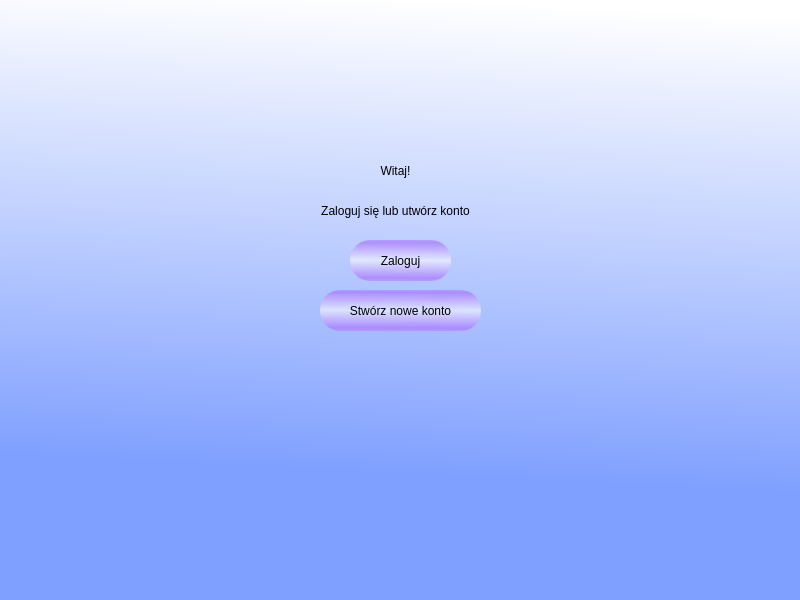
First picture: the form in app/welcome_screen.ui, repository MateuszMiekicki/flashcards, before the edit.
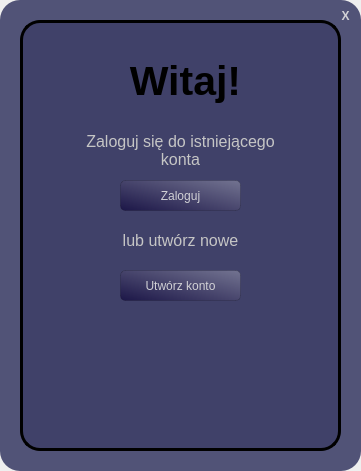
Second picture: the form after the edit. Icons and pictures are not drawn.

Commit message: Reformated layouts, added login and createAccount buttons, draggable window, close button

Diff of the .ui file:
```diff
--- a/app/welcome_screen.ui
+++ b/app/welcome_screen.ui
@@ -6,29 +6,123 @@
    <rect>
     <x>0</x>
     <y>0</y>
-    <width>800</width>
-    <height>600</height>
+    <width>361</width>
+    <height>471</height>
    </rect>
   </property>
   <property name="windowTitle">
    <string>MainWindow</string>
   </property>
   <property name="styleSheet">
-   <string notr="true">QWidget#centralwidget{
-background-color: qlineargradient(spread:pad, x1:0.510909, y1:0.79, x2:0.563, y2:0, stop:0 rgba(128, 160, 255, 255), stop:1 rgba(255, 255, 255, 255));}</string>
+   <string notr="true"/>
   </property>
   <widget class="QWidget" name="centralwidget">
-   <widget class="QLabel" name="label">
+   <widget class="QWidget" name="widget_2" native="true">
     <property name="geometry">
      <rect>
-      <x>330</x>
-      <y>140</y>
+      <x>0</x>
+      <y>0</y>
+      <width>361</width>
+      <height>471</height>
+     </rect>
+    </property>
+    <property name="styleSheet">
+     <string notr="true">QWidget#widget_2{background-color:rgba(37, 39, 85, 200);
+border-radius: 20px;}</string>
+    </property>
+    <widget class="QWidget" name="widget_3" native="true">
+     <property name="geometry">
+      <rect>
+       <x>20</x>
+       <y>20</y>
+       <width>321</width>
+       <height>431</height>
+      </rect>
+     </property>
+     <property name="styleSheet">
+      <string notr="true">QWidget#widget_3{background-color:rgba(37, 39, 85, 100);
+border-radius: 20px;
+border:3px solid;}</string>
+     </property>
+     <widget class="QPushButton" name="accountbtn">
+      <property name="geometry">
+       <rect>
+        <x>100</x>
+        <y>250</y>
+        <width>121</width>
+        <height>31</height>
+       </rect>
+      </property>
+      <property name="styleSheet">
+       <string notr="true">QPushButton#accountbtn{
+background-color: qlineargradient(spread:pad, x1:0.017, y1:0.937409, x2:1, y2:0, stop:0 rgba(17, 9, 61, 178), stop:1 rgba(255, 255, 255, 68));
+border-radius: 5px;
+color: rgba(226, 226, 226, 227);
+border: 1px solid rgba(0,0,0,0.15);
+}
+QPushButton#accountbtn:hover{
+background-color: qlineargradient(spread:pad, x1:0.017, y1:0.937409, x2:1, y2:0, stop:0 rgba(17, 9, 61, 178), stop:0.295455 rgba(255, 255, 255, 68));
+}
+QPushButton#accountbtn:pressed{
+padding-left:2px;
+padding-top:2px;
+background-color:rgb(100, 100, 132);
+}</string>
+      </property>
+      <property name="text">
+       <string>Utwórz konto</string>
+      </property>
+     </widget>
+     <widget class="QPushButton" name="loginbtn">
+      <property name="geometry">
+       <rect>
+        <x>100</x>
+        <y>160</y>
+        <width>121</width>
+        <height>31</height>
+       </rect>
+      </property>
+      <property name="styleSheet">
+       <string notr="true">QPushButton#loginbtn{
+background-color: qlineargradient(spread:pad, x1:0.017, y1:0.937409, x2:1, y2:0, stop:0 rgba(17, 9, 61, 178), stop:1 rgba(255, 255, 255, 68));
+border-radius: 5px;
+color: rgba(226, 226, 226, 227);
+border: 1px solid rgba(0,0,0,0.15);
+}
+QPushButton#loginbtn:hover{
+background-color: qlineargradient(spread:pad, x1:0.017, y1:0.937409, x2:1, y2:0, stop:0 rgba(17, 9, 61, 178), stop:0.295455 rgba(255, 255, 255, 68));
+}
+QPushButton#loginbtn:pressed{
+padding-left:2px;
+padding-top:2px;
+background-color:rgb(100, 100, 132);
+}</string>
+      </property>
+      <property name="text">
+       <string>Zaloguj</string>
+      </property>
+     </widget>
+     <widget class="QLabel" name="welcometxt">
+      <property name="geometry">
+       <rect>
+        <x>100</x>
+        <y>30</y>
       <width>131</width>
       <height>61</height>
      </rect>
     </property>
+      <property name="font">
+       <font>
+        <family>MS Shell Dlg 2</family>
+        <pointsize>31</pointsize>
+        <weight>75</weight>
+        <italic>false</italic>
+        <bold>true</bold>
+       </font>
+      </property>
     <property name="styleSheet">
-     <string notr="true">font: 36pt &quot;MS Shell Dlg 2&quot;;</string>
+       <string notr="true">font: 31pt &quot;MS Shell Dlg 2&quot;;
+font-weight: bold;</string>
     </property>
     <property name="text">
      <string>Witaj!</string>
@@ -37,58 +131,125 @@
      <set>Qt::AlignCenter</set>
     </property>
    </widget>
-   <widget class="QLabel" name="label_2">
+     <widget class="QLabel" name="infotxt">
     <property name="geometry">
      <rect>
-      <x>270</x>
+        <x>60</x>
+        <y>110</y>
+        <width>201</width>
+        <height>41</height>
+       </rect>
+      </property>
+      <property name="font">
+       <font>
+        <family>MS Shell Dlg 2</family>
+        <pointsize>12</pointsize>
+        <weight>50</weight>
+        <italic>false</italic>
+        <bold>false</bold>
+       </font>
+      </property>
+      <property name="mouseTracking">
+       <bool>false</bool>
+      </property>
+      <property name="styleSheet">
+       <string notr="true">font: 12pt &quot;MS Shell Dlg 2&quot;;
+color: rgb(197, 197, 197);</string>
+      </property>
+      <property name="text">
+       <string>Zaloguj się do istniejącego konta</string>
+      </property>
+      <property name="textFormat">
+       <enum>Qt::AutoText</enum>
+      </property>
+      <property name="alignment">
+       <set>Qt::AlignCenter</set>
+      </property>
+      <property name="wordWrap">
+       <bool>true</bool>
+      </property>
+     </widget>
+     <widget class="QWidget" name="widget" native="true">
+      <property name="geometry">
+       <rect>
+        <x>80</x>
+        <y>300</y>
+        <width>151</width>
+        <height>101</height>
+       </rect>
+      </property>
+      <property name="styleSheet">
+       <string notr="true">border-image: url(background.png)</string>
+      </property>
+     </widget>
+     <widget class="QLabel" name="infotxt_2">
+      <property name="geometry">
+       <rect>
+        <x>60</x>
       <y>200</y>
-      <width>251</width>
-      <height>21</height>
-     </rect>
-    </property>
+        <width>201</width>
+        <height>41</height>
+       </rect>
+      </property>
+      <property name="font">
+       <font>
+        <family>MS Shell Dlg 2</family>
+        <pointsize>12</pointsize>
+        <weight>50</weight>
+        <italic>false</italic>
+        <bold>false</bold>
+       </font>
+      </property>
+      <property name="mouseTracking">
+       <bool>false</bool>
+      </property>
     <property name="styleSheet">
-     <string notr="true">font: 12pt &quot;MS Shell Dlg 2&quot;;</string>
+       <string notr="true">font: 12pt &quot;MS Shell Dlg 2&quot;;
+color: rgb(197, 197, 197);</string>
     </property>
     <property name="text">
-     <string>Zaloguj się lub utwórz konto</string>
+       <string>lub utwórz nowe</string>
+      </property>
+      <property name="textFormat">
+       <enum>Qt::AutoText</enum>
     </property>
     <property name="alignment">
      <set>Qt::AlignCenter</set>
     </property>
-   </widget>
-   <widget class="QPushButton" name="login">
-    <property name="geometry">
-     <rect>
-      <x>350</x>
-      <y>240</y>
-      <width>101</width>
-      <height>41</height>
-     </rect>
-    </property>
-    <property name="styleSheet">
-     <string notr="true">border-radius: 20px;
-background: qlineargradient(spread:reflect, x1:0.522318, y1:0.927, x2:0.529, y2:0.494636, stop:0 rgba(170, 124, 255, 192), stop:1 rgba(255, 255, 255, 144))</string>
-    </property>
-    <property name="text">
-     <string>Zaloguj</string>
-    </property>
-   </widget>
-   <widget class="QPushButton" name="pushButton_2">
+      <property name="wordWrap">
+       <bool>true</bool>
+      </property>
+     </widget>
+    </widget>
+    <widget class="QPushButton" name="exitbtn">
     <property name="geometry">
      <rect>
-      <x>320</x>
-      <y>290</y>
-      <width>161</width>
-      <height>41</height>
+       <x>330</x>
+       <y>0</y>
+       <width>31</width>
+       <height>31</height>
      </rect>
     </property>
     <property name="styleSheet">
-     <string notr="true">border-radius: 20px;
-background: qlineargradient(spread:reflect, x1:0.522318, y1:0.927, x2:0.529, y2:0.494636, stop:0 rgba(170, 124, 255, 192), stop:1 rgba(255, 255, 255, 144))</string>
+      <string notr="true">QPushButton#exitbtn{
+background-color: qlineargradient(spread:pad, x1:0.017, y1:0.937409, x2:1, y2:0, stop:0 rgba(17, 9, 61, 0), stop:1 rgba(255, 255, 255, 0));
+border-radius: 7px;
+color: rgba(226, 226, 226, 227);
+font-weight: bold;
+}
+QPushButton#exitbtn:hover{
+background-color: qlineargradient(spread:pad, x1:0.017, y1:0.937409, x2:1, y2:0, stop:0 rgba(17, 9, 61, 200), stop:0.295455 rgba(255, 255, 255, 0));
+}
+QPushButton#exitbtn:pressed{
+padding-left:2px;
+padding-top:2px;
+background-color:qlineargradient(spread:pad, x1:0.017, y1:0.937409, x2:1, y2:0, stop:0 rgba(17, 9, 61, 200), stop:0.295455 rgba(255, 255, 255, 0));
+}</string>
     </property>
     <property name="text">
-     <string>Stwórz nowe konto</string>
-    </property>
+      <string>Х</string>
+     </property>
+    </widget>
    </widget>
   </widget>
  </widget>
```
Lines whose indentation alone changed are shown as unchanged. The commit also changes 2 other files.
